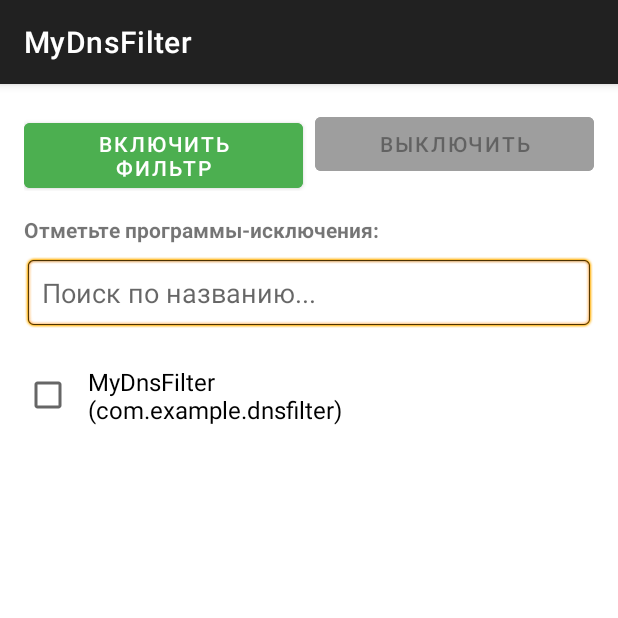
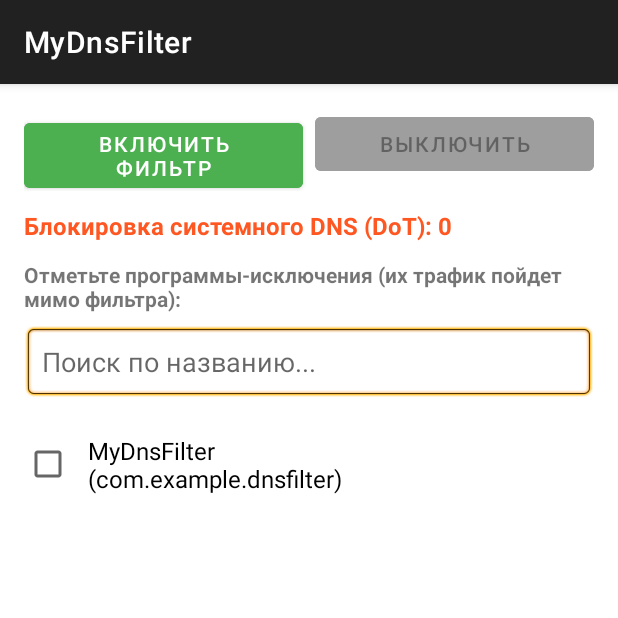
Before and after one commit to ovmaliuk83/MyDnsFilte, an Android app: the screen it shows after launch (MainActivity), on a phone screen of 412 x 824 dp, the top half of it. Run offline under Robolectric (Android 15) with nearby library versions, the phone set to English and light mode, and no system bars.

Commit message:
Update activity_main.xml

```diff
--- a/app/src/main/res/layout/activity_main.xml
+++ b/app/src/main/res/layout/activity_main.xml
@@ -5,6 +5,7 @@
     android:orientation="vertical"
     android:padding="16dp">
 
+    <!-- Кнопки Включения/Выключения -->
     <LinearLayout
         android:layout_width="match_parent"
         android:layout_height="wrap_content"
@@ -29,12 +30,24 @@
             android:enabled="false" />
     </LinearLayout>
 
+    <!-- Счетчик заблокированных DoT запросов -->
+    <TextView
+        android:id="@+id/tvStats"
+        android:layout_width="match_parent"
+        android:layout_height="wrap_content"
+        android:layout_marginTop="12dp"
+        android:layout_marginBottom="12dp"
+        android:text="Блокировка системного DNS (DoT): 0"
+        android:textAlignment="center"
+        android:textStyle="bold"
+        android:textColor="#FF5722"
+        android:textSize="16sp" />
+
     <TextView
         android:layout_width="match_parent"
         android:layout_height="wrap_content"
-        android:layout_marginTop="16dp"
         android:layout_marginBottom="8dp"
-        android:text="Отметьте программы-исключения:"
+        android:text="Отметьте программы-исключения (их трафик пойдет мимо фильтра):"
         android:textStyle="bold" />
 
     <!-- Поле поиска -->
@@ -49,8 +62,10 @@
         android:background="@android:drawable/editbox_background"
         android:singleLine="true" />
 
+    <!-- Список программ -->
     <androidx.recyclerview.widget.RecyclerView
         android:id="@+id/recyclerApps"
         android:layout_width="match_parent"
         android:layout_height="match_parent" />
+
 </LinearLayout>
```
